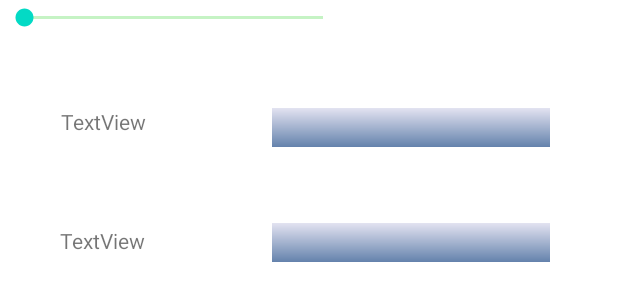
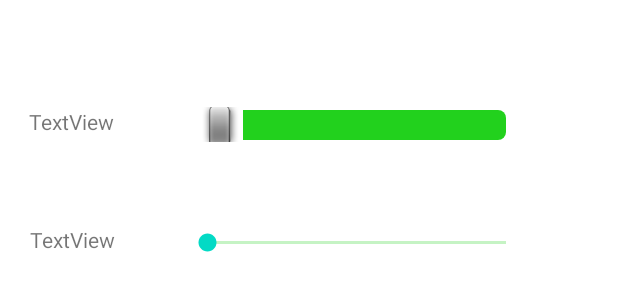
Before and after one commit to Siname22/MyApplication, an Android app: the layout fragment_pokemon_stats.xml on its own in the app's theme, with its tools: preview values and no code run, on a phone screen of 412 x 824 dp. Shown: the top 301 px of the screen. Run offline under Robolectric (Android 15) with nearby library versions, the phone set to English and light mode, and no system bars.

Commit message:
Diseño de seek bar: - He conseguido poner la barra con el peso del pokemon y que el usuario no lo pueda mover - Me da error cuendo paso a otra tab despues de pinchar en el tab stats.

```diff
--- a/app/src/main/res/layout/fragment_pokemon_stats.xml
+++ b/app/src/main/res/layout/fragment_pokemon_stats.xml
@@ -8,13 +8,12 @@
     tools:context=".pokedex.PokemonStatsFragment">
 
     <TextView
-        android:id="@+id/textView"
+        android:id="@+id/statsPeso"
         android:layout_width="83dp"
         android:layout_height="23dp"
         android:text="TextView"
         app:layout_constraintBottom_toBottomOf="parent"
-        app:layout_constraintEnd_toStartOf="@+id/progressBar1"
-        app:layout_constraintHorizontal_bias="0.414"
+        app:layout_constraintEnd_toStartOf="@+id/seekBarPeso"
         app:layout_constraintStart_toStartOf="parent"
         app:layout_constraintTop_toTopOf="parent"
         app:layout_constraintVertical_bias="0.089" />
@@ -26,37 +25,11 @@
         android:layout_marginStart="16dp"
         android:text="TextView"
         app:layout_constraintBottom_toBottomOf="parent"
-        app:layout_constraintEnd_toStartOf="@+id/progressBar4"
-        app:layout_constraintHorizontal_bias="0.292"
+        app:layout_constraintEnd_toStartOf="@+id/seekBar2"
+        app:layout_constraintHorizontal_bias="0.173"
         app:layout_constraintStart_toStartOf="parent"
         app:layout_constraintTop_toTopOf="parent"
-        app:layout_constraintVertical_bias="0.188" />
-
-    <ProgressBar
-        android:id="@+id/progressBar1"
-        style="?android:attr/progressBarStyleHorizontal"
-        android:layout_width="185dp"
-        android:layout_height="26dp"
-        android:progressDrawable="@drawable/custom_progreesbar"
-        app:layout_constraintBottom_toBottomOf="parent"
-        app:layout_constraintEnd_toEndOf="parent"
-        app:layout_constraintHorizontal_bias="0.8"
-        app:layout_constraintStart_toStartOf="parent"
-        app:layout_constraintTop_toTopOf="parent"
-        app:layout_constraintVertical_bias="0.09" />
-
-    <ProgressBar
-        android:id="@+id/progressBar4"
-        style="?android:attr/progressBarStyleHorizontal"
-        android:layout_width="185dp"
-        android:layout_height="26dp"
-        android:progressDrawable="@drawable/custom_progreesbar"
-        app:layout_constraintBottom_toBottomOf="parent"
-        app:layout_constraintEnd_toEndOf="parent"
-        app:layout_constraintHorizontal_bias="0.8"
-        app:layout_constraintStart_toStartOf="parent"
-        app:layout_constraintTop_toTopOf="parent"
-        app:layout_constraintVertical_bias="0.186" />
+        app:layout_constraintVertical_bias="0.187" />
 
     <SeekBar
         android:id="@+id/seekBar2"
@@ -65,7 +38,26 @@
         android:background="#00AE3434"
         android:max="500"
         android:progressBackgroundTint="#22D11D"
-        tools:layout_editor_absoluteX="26dp"
-        tools:layout_editor_absoluteY="226dp" />
+        app:layout_constraintBottom_toBottomOf="parent"
+        app:layout_constraintEnd_toEndOf="parent"
+        app:layout_constraintHorizontal_bias="0.677"
+        app:layout_constraintStart_toStartOf="parent"
+        app:layout_constraintTop_toTopOf="parent"
+        app:layout_constraintVertical_bias="0.187" />
+
+    <SeekBar
+        android:id="@+id/seekBarPeso"
+        style="@android:style/Widget.SeekBar"
+        android:layout_width="231dp"
+        android:layout_height="23dp"
+        android:background="#00AE3434"
+        android:max="255"
+        android:progressBackgroundTint="#22D11D"
+        app:layout_constraintBottom_toBottomOf="parent"
+        app:layout_constraintEnd_toEndOf="parent"
+        app:layout_constraintHorizontal_bias="0.677"
+        app:layout_constraintStart_toStartOf="parent"
+        app:layout_constraintTop_toTopOf="parent"
+        app:layout_constraintVertical_bias="0.089" />
 
 </androidx.constraintlayout.widget.ConstraintLayout>
```
Also changed, not shown: app/src/main/java/com/example/myapplication/pokedex/PokemonInfo.java (+8 -1 lines), app/src/main/java/com/example/myapplication/pokedex/PokemonStatsFragment.java (+25 -4 lines).
